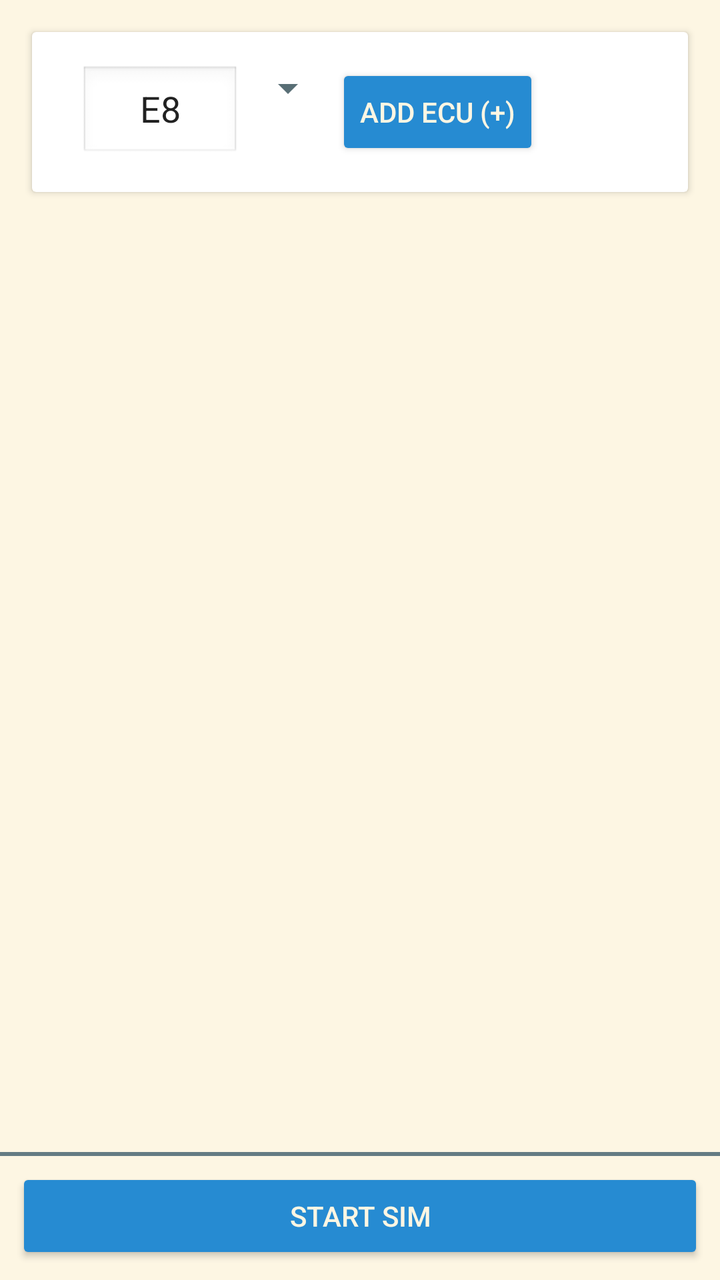
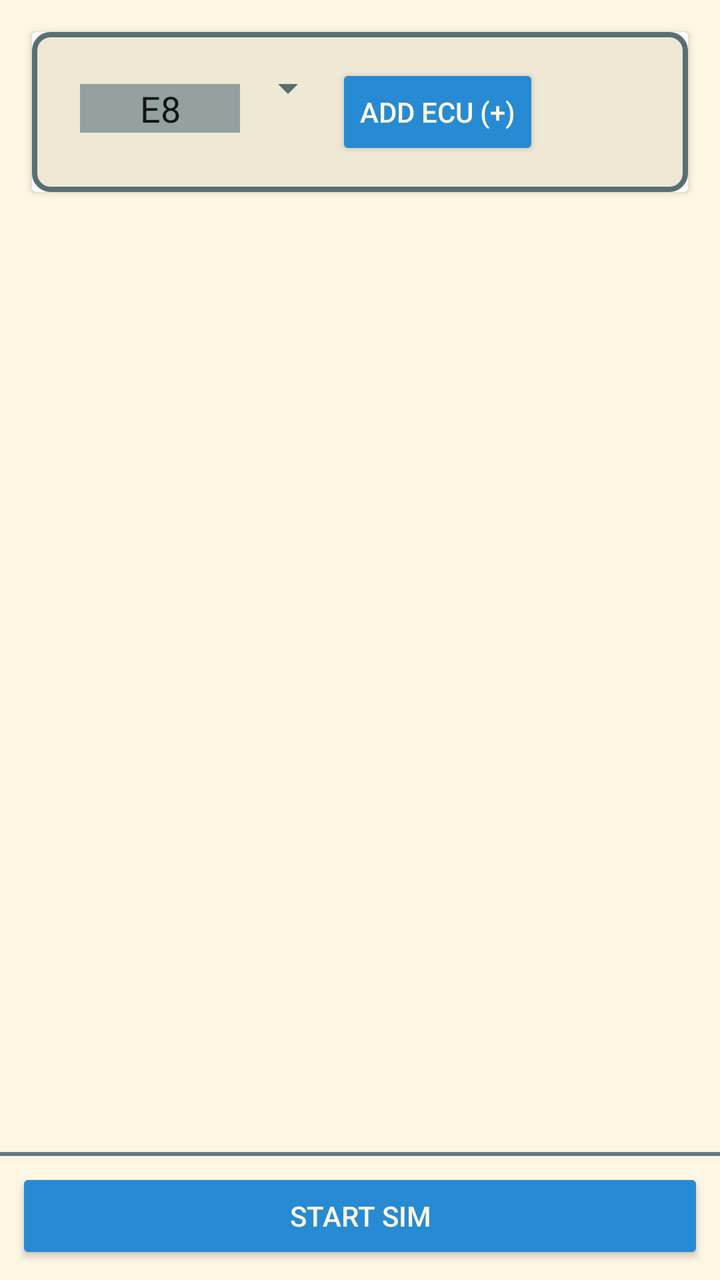

The first picture is an Android layout as it rendered before a commit; the second is the same layout after the commit. The layout source and the unified diff follow.
<!-- AndroidManifest.xml: application theme Theme.Solarized -->
<!-- res/layout/sim_main.xml -->
<androidx.constraintlayout.widget.ConstraintLayout
    xmlns:android="http://schemas.android.com/apk/res/android"
    xmlns:app="http://schemas.android.com/apk/res-auto"
    android:layout_width="match_parent"
    android:layout_height="match_parent">

    
    <ScrollView
        android:id="@+id/sim_main_render_area"
        android:layout_width="0dp"
        android:layout_height="0dp"
        app:layout_constraintTop_toTopOf="parent"
        app:layout_constraintBottom_toTopOf="@id/bottom_bar"
        app:layout_constraintStart_toStartOf="parent"
        app:layout_constraintEnd_toEndOf="parent">

        <LinearLayout
            android:id="@+id/ecu_list"
            android:orientation="vertical"
            android:padding="8dp"
            android:layout_width="match_parent"
            android:layout_height="wrap_content" >

            <androidx.cardview.widget.CardView
                android:layout_margin="8dp"
                android:layout_width="match_parent"
                android:layout_height="wrap_content"
                android:radius="8dp"
                android:elevation="4dp">

                <LinearLayout
                    android:layout_width="match_parent"
                    android:layout_height="wrap_content"
                    android:orientation="horizontal"
                    android:padding="16dp">

                    <EditText
                        android:id="@+id/ecu_id_input"
                        android:layout_width="80dp"
                        android:layout_height="wrap_content"
                        android:hint="E8"
                        android:maxLength="2"
                        android:inputType="textCapCharacters|textNoSuggestions"
                        android:ems="2"
                        android:gravity="center"
                        android:layout_marginStart="8dp"
                        android:background="@android:drawable/edit_text"
                        android:text="E8" />

                    <Spinner
                        android:id="@+id/ecu_type_spinner"
                        android:layout_width="wrap_content"
                        android:layout_height="wrap_content" />

                    <Button
                        android:id="@+id/add_ecu"
                        android:layout_width="wrap_content"
                        android:layout_height="wrap_content"
                        android:text="Add ECU (+)" />

                </LinearLayout>

            </androidx.cardview.widget.CardView>

        </LinearLayout>

    </ScrollView>

    
    <LinearLayout
        android:id="@+id/bottom_bar"
        android:orientation="vertical"
        android:padding="8dp"
        android:background="@drawable/background_with_border_top"
        android:layout_width="0dp"
        android:layout_height="wrap_content"
        app:layout_constraintBottom_toBottomOf="parent"
        app:layout_constraintStart_toStartOf="parent"
        app:layout_constraintEnd_toEndOf="parent">

        
        <Button
            android:id="@+id/sim_state"
            android:layout_width="match_parent"
            android:layout_height="wrap_content"
            android:text="Start Sim" />

    </LinearLayout>

</androidx.constraintlayout.widget.ConstraintLayout>
<!-- resources referenced by this layout -->
<resources>
  <!-- drawable background_with_border_top (drawable) -->
  <?xml version="1.0" encoding="utf-8"?>
  <layer-list xmlns:android="http://schemas.android.com/apk/res/android">
  
      
      <item>
          <shape android:shape="rectangle">
              <solid android:color="?attr/android:colorBackground"/>
          </shape>
      </item>
  
      
      <item android:gravity="top">
          <shape android:shape="rectangle">
              <size android:height="2dp"/>
              <solid android:color="?attr/android:textColor"/> 
          </shape>
      </item>
  
  </layer-list>
  <style name="Theme.Solarized" parent="Theme.AppCompat.Light.NoActionBar">
          <item name="colorPrimary">@color/sol_base2</item>
          <item name="colorPrimaryDark">@color/sol_base1</item>
          <item name="colorAccent">@color/sol_blue</item>
  
          <item name="android:windowBackground">@color/sol_base3</item>
          <item name="android:colorBackground">@color/sol_base3</item>
          <item name="android:textColor">@color/sol_base00</item>
          <item name="colorOnPrimary">@color/sol_base00</item>
          <item name="android:textColorSecondary">@color/sol_base01</item>
  
          <item name="android:textViewStyle">@style/Solarized.TextView.Light</item>
          <item name="android:editTextStyle">@style/Solarized.EditText.Light</item>
          <item name="android:buttonStyle">@style/Solarized.Button.Light</item>
          <item name="android:checkboxStyle">@style/Solarized.CheckBox.Light</item>
      </style>
  <color name="sol_base2">#eee8d5</color>
  <color name="sol_base1">#93a1a1</color>
  <color name="sol_blue">#268bd2</color>
  <color name="sol_base3">#fdf6e3</color>
  <color name="sol_base00">#657b83</color>
  <color name="sol_base01">#586e75</color>
  <style name="Solarized.TextView.Light" parent="TextAppearance.AppCompat">
          <item name="android:textColor">@color/sol_base00</item>
      </style>
  <style name="Solarized.EditText.Light" parent="Widget.AppCompat.EditText">
          <item name="android:textColor">@color/sol_base00</item>
          <item name="android:textColorHint">@color/sol_base01</item>
          <item name="android:backgroundTint">@color/sol_base1</item>
      </style>
  <style name="Solarized.Button.Light" parent="Widget.AppCompat.Button">
          <item name="android:textColor">@color/sol_base3</item>
          <item name="android:backgroundTint">@color/sol_blue</item>
      </style>
  <style name="Solarized.CheckBox.Light" parent="Widget.AppCompat.CompoundButton.CheckBox">
          <item name="android:textColor">@color/sol_base00</item>
          <item name="buttonTint">@color/sol_cyan</item>
      </style>
  <color name="sol_cyan">#2aa198</color>
</resources>

<!-- the commit's change to res/layout/sim_main.xml (unified diff, before → after) -->
@@ -25,12 +25,14 @@
                 android:layout_margin="8dp"
                 android:layout_width="match_parent"
                 android:layout_height="wrap_content"
+                android:background="@drawable/border"
                 android:radius="8dp"
                 android:elevation="4dp">
 
                 <LinearLayout
                     android:layout_width="match_parent"
                     android:layout_height="wrap_content"
+                    android:background="@drawable/border"
                     android:orientation="horizontal"
                     android:padding="16dp">
 
@@ -44,7 +46,7 @@
                         android:ems="2"
                         android:gravity="center"
                         android:layout_marginStart="8dp"
-                        android:background="@android:drawable/edit_text"
+                        android:background="?attr/android:colorPrimaryDark"
                         android:text="E8" />
 
                     <Spinner
<!-- resource entries referenced after the edit -->
@@ -20,6 +20,26 @@
       </item>
   
   </layer-list>
+  <!-- drawable border (drawable) -->
+  <shape xmlns:android="http://schemas.android.com/apk/res/android">
+      
+      <solid android:color="?attr/colorPrimary"/>
+  
+      
+      <stroke
+          android:width="2.5dp"
+          android:color="?attr/android:textColorSecondary"/>
+  
+      
+      <corners android:radius="8dp"/>
+  
+      
+      <padding
+          android:left="8dp"
+          android:top="8dp"
+          android:right="8dp"
+          android:bottom="8dp"/>
+  </shape>
   <style name="Theme.Solarized" parent="Theme.AppCompat.Light.NoActionBar">
           <item name="colorPrimary">@color/sol_base2</item>
           <item name="colorPrimaryDark">@color/sol_base1</item>
